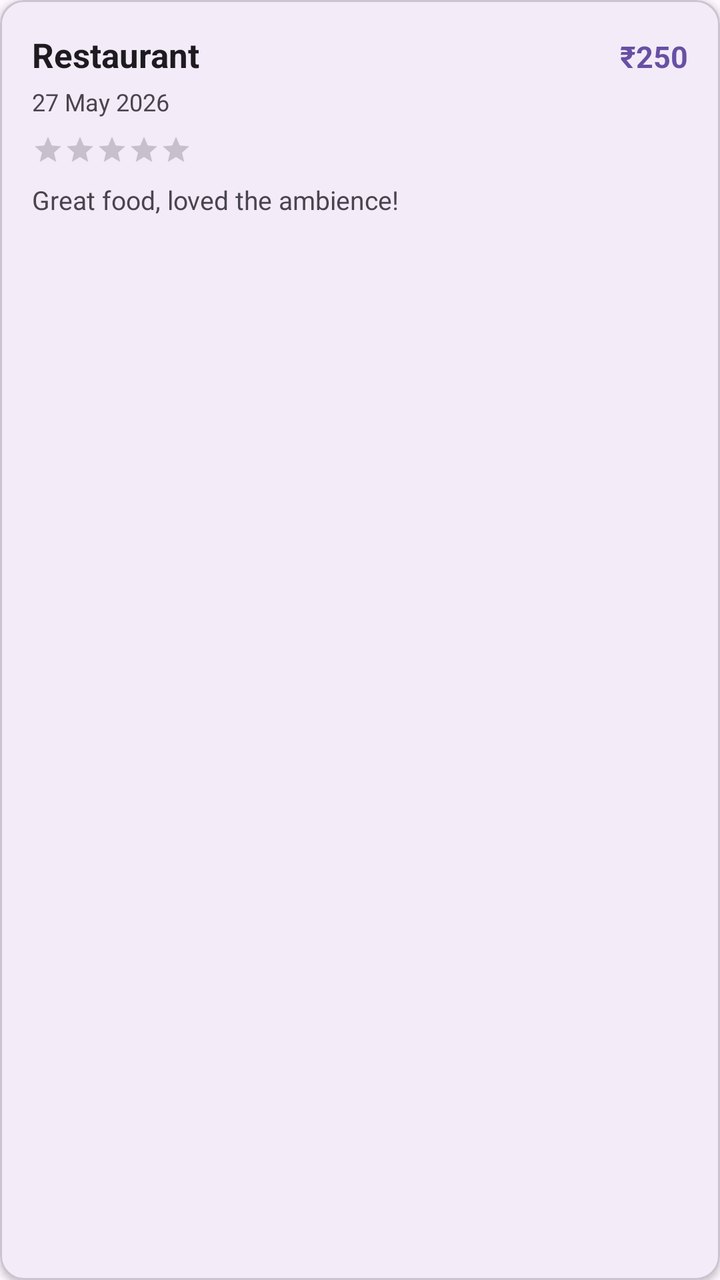
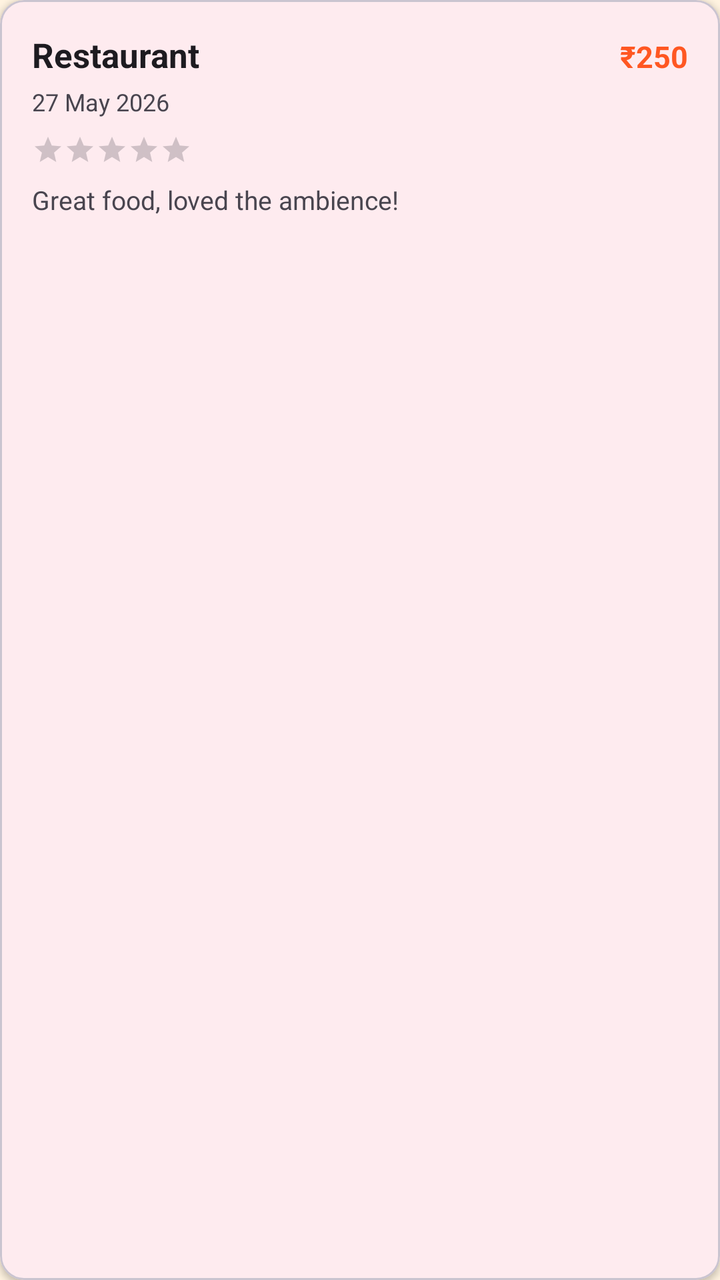

An Android layout rendered at two revisions. The XML below is the earlier revision; the diff shows what the commit changed to produce the second picture.
<!-- AndroidManifest.xml: application theme Theme.Foodlog -->
<!-- res/layout/item_food_entry.xml -->
<?xml version="1.0" encoding="utf-8"?>
<com.google.android.material.card.MaterialCardView
    xmlns:android="http://schemas.android.com/apk/res/android"
    xmlns:app="http://schemas.android.com/apk/res-auto"
    android:layout_width="match_parent"
    android:layout_height="wrap_content"
    android:layout_marginHorizontal="16dp"
    android:layout_marginVertical="6dp"
    app:cardCornerRadius="12dp"
    app:cardElevation="2dp"
    android:clickable="true"
    android:focusable="true">

    <LinearLayout
        android:layout_width="match_parent"
        android:layout_height="wrap_content"
        android:orientation="vertical"
        android:padding="16dp">

        
        <LinearLayout
            android:layout_width="match_parent"
            android:layout_height="wrap_content"
            android:orientation="horizontal"
            android:layout_marginBottom="4dp">

            <TextView
                android:id="@+id/tvRestaurant"
                android:layout_width="0dp"
                android:layout_height="wrap_content"
                android:layout_weight="1"
                android:text="Restaurant"
                android:textSize="17sp"
                android:textStyle="bold"
                android:textColor="?attr/colorOnSurface"/>

            <TextView
                android:id="@+id/tvAmount"
                android:layout_width="wrap_content"
                android:layout_height="wrap_content"
                android:text="₹250"
                android:textSize="15sp"
                android:textColor="?attr/colorPrimary"
                android:textStyle="bold"/>

        </LinearLayout>

        
        <TextView
            android:id="@+id/tvDate"
            android:layout_width="wrap_content"
            android:layout_height="wrap_content"
            android:text="27 May 2026"
            android:textSize="12sp"
            android:textColor="?attr/colorOnSurfaceVariant"
            android:layout_marginBottom="8dp"/>

        
        <RatingBar
            android:id="@+id/ratingBar"
            style="@style/Widget.AppCompat.RatingBar.Small"
            android:layout_width="wrap_content"
            android:layout_height="wrap_content"
            android:numStars="5"
            android:stepSize="1.0"
            android:isIndicator="true"
            android:layout_marginBottom="8dp"/>

        
        <TextView
            android:id="@+id/tvDishesPreview"
            android:layout_width="match_parent"
            android:layout_height="wrap_content"
            android:text="Butter Chicken, Garlic Naan"
            android:textSize="13sp"
            android:textStyle="italic"
            android:textColor="?attr/colorOnSurface"
            android:layout_marginBottom="4dp"
            android:visibility="gone"/>

        
        <TextView
            android:id="@+id/tvReview"
            android:layout_width="match_parent"
            android:layout_height="wrap_content"
            android:text="Great food, loved the ambience!"
            android:textSize="13sp"
            android:textColor="?attr/colorOnSurfaceVariant"
            android:maxLines="2"
            android:ellipsize="end"/>

    </LinearLayout>

</com.google.android.material.card.MaterialCardView>
<!-- resources referenced by this layout -->
<resources>
  <style name="Theme.Foodlog" parent="Base.Theme.Foodlog" />
  <style name="Base.Theme.Foodlog" parent="Theme.Material3.DayNight.NoActionBar">
          
          
          <item name="android:windowBackground">?android:attr/colorBackground</item>
      </style>
</resources>

<!-- the commit's change to res/layout/item_food_entry.xml (unified diff, before → after) -->
@@ -14,8 +14,20 @@
     <LinearLayout
         android:layout_width="match_parent"
         android:layout_height="wrap_content"
-        android:orientation="vertical"
-        android:padding="16dp">
+        android:orientation="vertical">
+
+        <ImageView
+            android:id="@+id/ivEntryPhoto"
+            android:layout_width="match_parent"
+            android:layout_height="180dp"
+            android:scaleType="centerCrop"
+            android:visibility="gone"/>
+
+        <LinearLayout
+            android:layout_width="match_parent"
+            android:layout_height="wrap_content"
+            android:orientation="vertical"
+            android:padding="16dp">
 
         
         <LinearLayout
@@ -89,6 +101,7 @@
             android:maxLines="2"
             android:ellipsize="end"/>
 
+        </LinearLayout>
     </LinearLayout>
 
 </com.google.android.material.card.MaterialCardView>
<!-- resource entries referenced after the edit -->
@@ -1,10 +1,16 @@
 <!-- resources referenced by this layout -->
 <resources>
   <style name="Theme.Foodlog" parent="Base.Theme.Foodlog" />
-  <style name="Base.Theme.Foodlog" parent="Theme.Material3.DayNight.NoActionBar">
+  <style name="Base.Theme.Foodlog" parent="Theme.Material3.DayNight">
           
-          
-          <item name="android:windowBackground">?android:attr/colorBackground</item>
+          <item name="colorPrimary">@color/foodie_orange</item>
+          <item name="colorPrimaryVariant">@color/foodie_orange_dark</item>
+          <item name="colorSecondary">@color/foodie_yellow</item>
+          <item name="android:windowBackground">@color/foodie_surface_light</item>
       </style>
+  <color name="foodie_orange">#FF5722</color>
+  <color name="foodie_orange_dark">#E64A19</color>
+  <color name="foodie_yellow">#FFC107</color>
+  <color name="foodie_surface_light">#FFF3E0</color>
 </resources>
 
